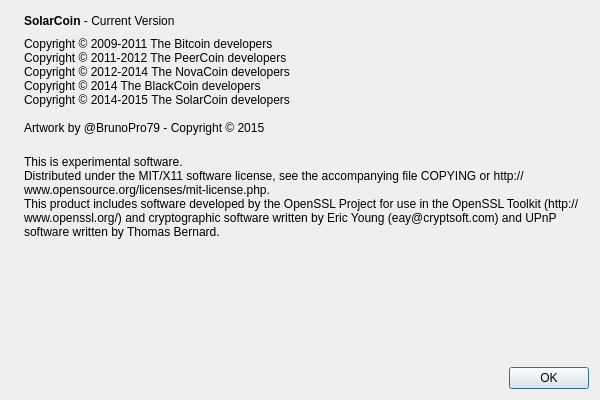
Qt form src/qt/forms/aboutdialog.ui (onsightit/solarcoin) before a commit.
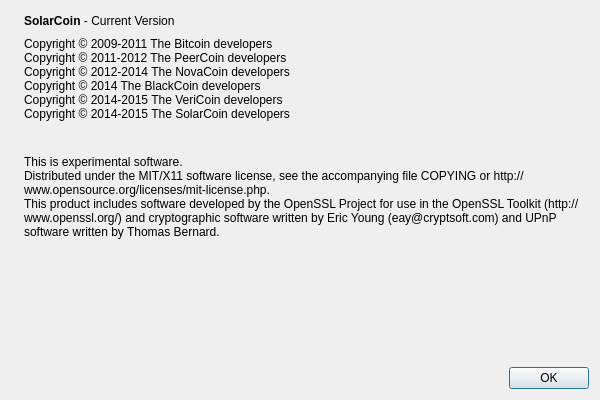
The same form after that commit. Icons and pictures are not drawn.

Commit message: SolarCoin 2.0 beta

The edit to the form file:
```diff
--- a/src/qt/forms/aboutdialog.ui
+++ b/src/qt/forms/aboutdialog.ui
@@ -82,9 +82,9 @@
 Copyright © 2011-2012 The PeerCoin developers
 Copyright © 2012-2014 The NovaCoin developers
 Copyright © 2014 The BlackCoin developers
+Copyright © 2014-2015 The VeriCoin developers
 Copyright © 2014-2015 The SolarCoin developers
 
-Artwork by @BrunoPro79 - Copyright © 2015
 </string>
        </property>
        <property name="textInteractionFlags">
```
The commit also changes 20 other files.
